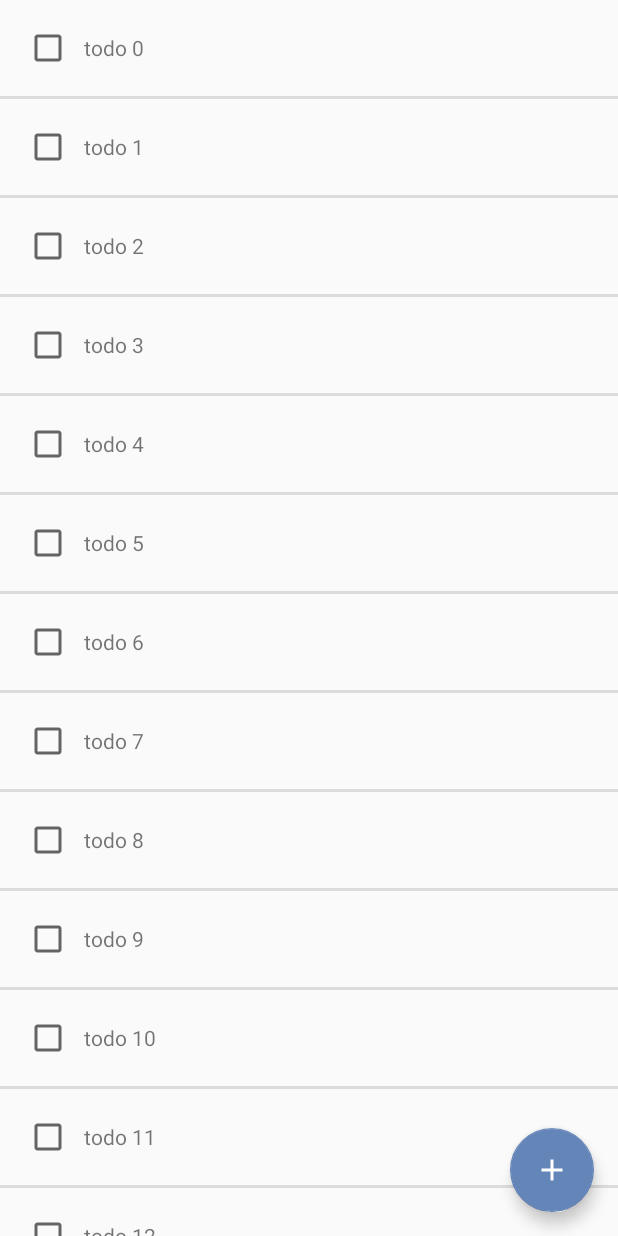
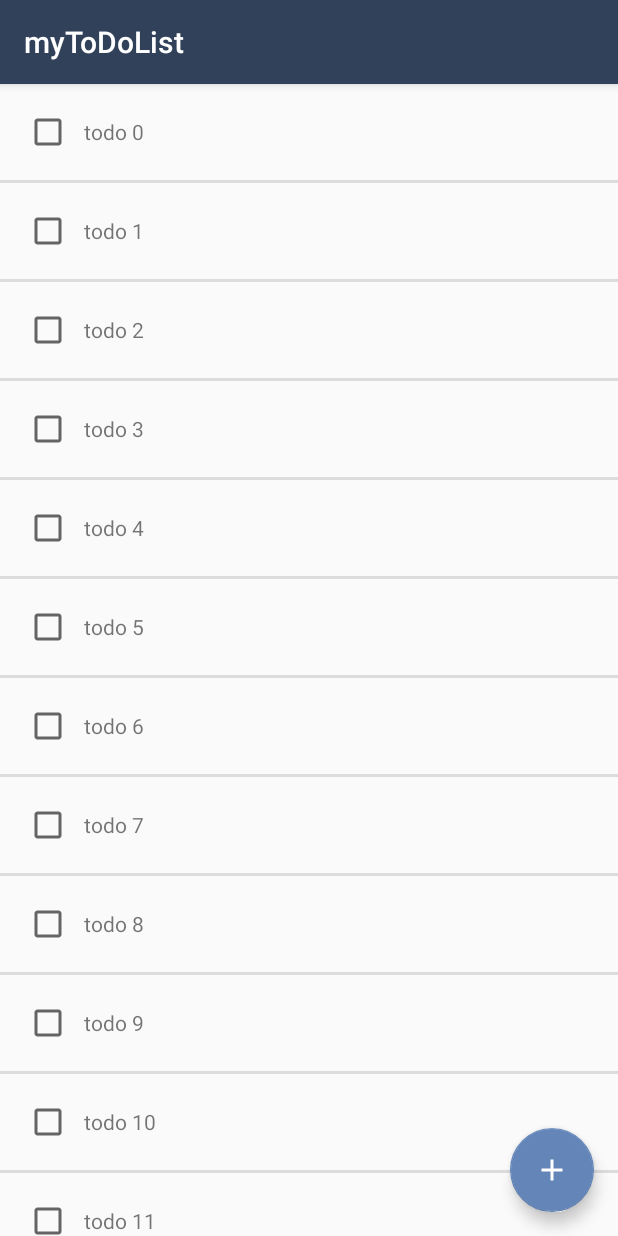
Before and after one commit to jm-yu/myToDoList-Refactored, an Android app: the screen it shows after launch (MainActivity), on a phone screen of 412 x 824 dp. Run offline under Robolectric (Android 15) with nearby library versions, the phone set to English and light mode, and no system bars.

Commit message:
style change

```diff
--- a/app/src/main/AndroidManifest.xml
+++ b/app/src/main/AndroidManifest.xml
@@ -12,7 +12,7 @@
         <activity
             android:name=".MainActivity"
             android:label="@string/app_name"
-            android:theme="@style/AppTheme.NoActionBar">
+            android:theme="@style/AppTheme">
             <intent-filter>
                 <action android:name="android.intent.action.MAIN" />
 
--- a/app/src/main/java/jmyu/ufl/edu/mytodolist/MainActivity.java
+++ b/app/src/main/java/jmyu/ufl/edu/mytodolist/MainActivity.java
@@ -24,10 +24,12 @@ public class MainActivity extends AppCompatActivity {
     protected void onCreate(Bundle savedInstanceState) {
         super.onCreate(savedInstanceState);
         setContentView(R.layout.activity_main);
+
         FloatingActionButton fab = (FloatingActionButton) findViewById(R.id.fab);
         fab.setOnClickListener((view) -> {
             Toast.makeText(MainActivity.this, "Fab clicked", Toast.LENGTH_LONG).show();
         });
+
         setupUI(mockData());
     }
     private void setupUI(@NonNull List<Todo> todos) {
@@ -42,7 +44,7 @@ public class MainActivity extends AppCompatActivity {
     private List<Todo> mockData() {
         List<Todo> list = new ArrayList<>();
         for (int i = 0; i < 100; ++i) {
-            list.add(new Todo("todo " + i, DateUtils.stringToDate("2015 7 29 0:00")));
+            list.add(new Todo("todo " + i, DateUtils.stringToDate("2018 02 14 0:00")));
         }
         return list;
     }
--- a/app/src/main/res/values/styles.xml
+++ b/app/src/main/res/values/styles.xml
@@ -12,7 +12,6 @@
         <item name="windowActionBar">false</item>
         <item name="windowNoTitle">true</item>
     </style>
-
     <style name="AppTheme.AppBarOverlay" parent="ThemeOverlay.AppCompat.Dark.ActionBar" />
 
     <style name="AppTheme.PopupOverlay" parent="ThemeOverlay.AppCompat.Light" />
```
